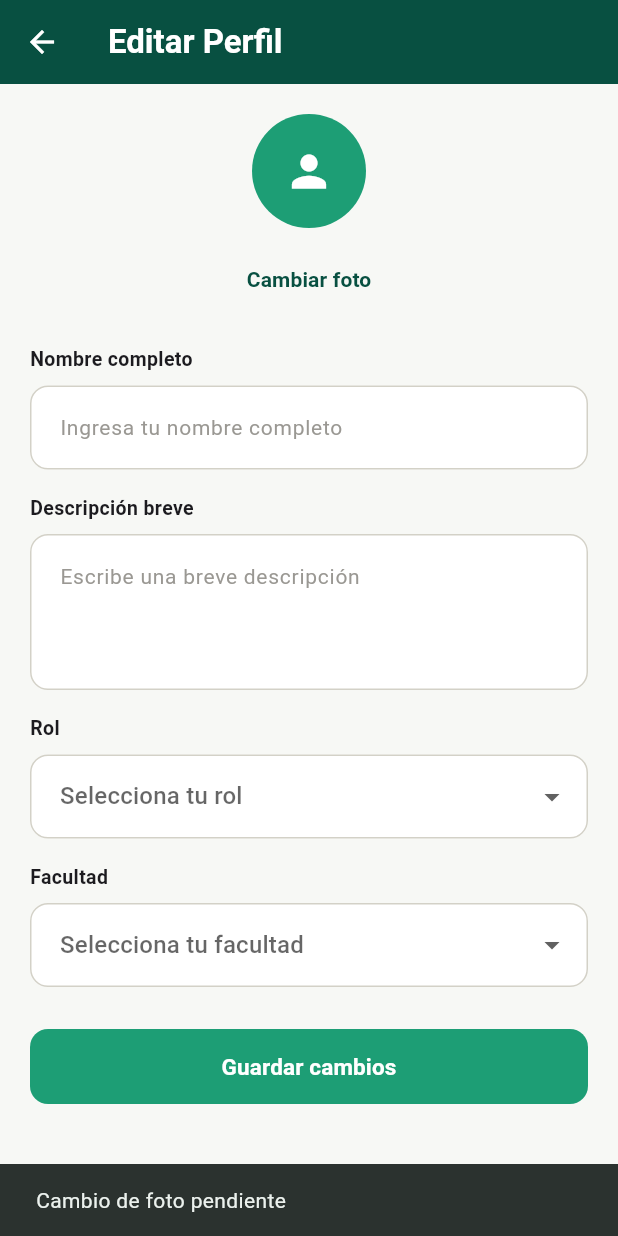
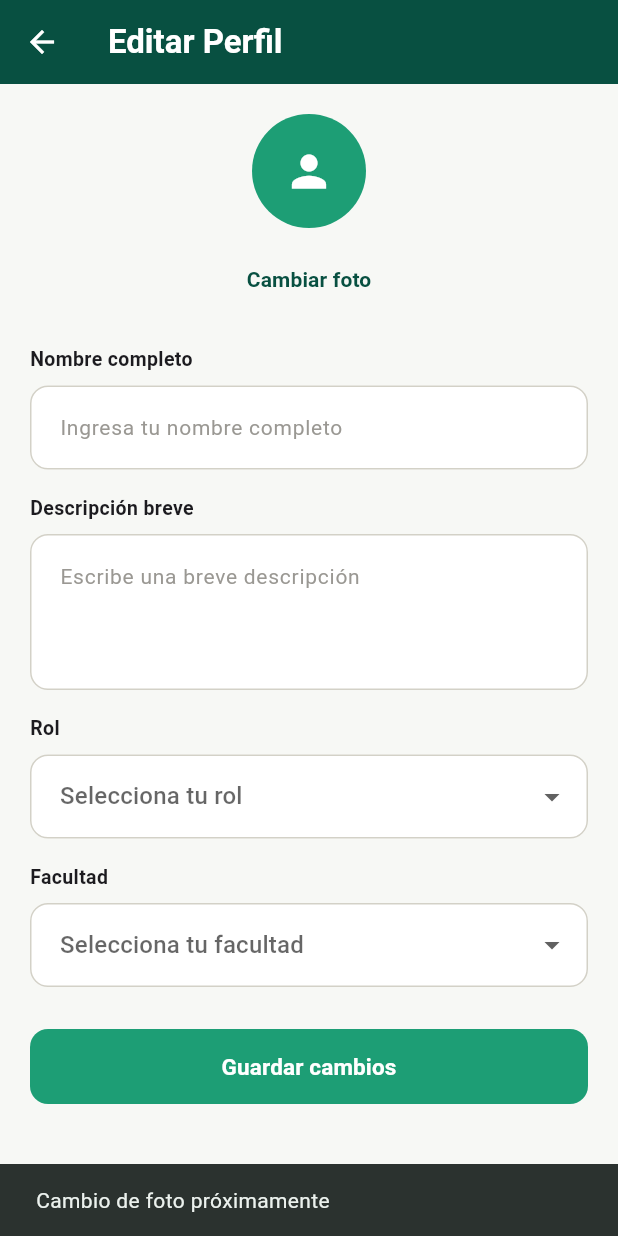
Before and after one commit to INGDavidMora2005/uniconnect-uceva, a Flutter app: the EditProfileScreen screen opened directly, after a tap on "Cambiar foto", on a phone screen of 412 x 824 dp. Run offline on Flutter 3.47's test engine with Material 3 defaults, Android fonts, the light colour scheme and no system bars; our stand-ins replace cloud_firestore, firebase_auth, firebase_core, google_sign_in; accounts and stored records are empty.

Commit message:
Correcion Botón editar Perfil

```diff
--- a/lib/screens/edit_profile_screen.dart
+++ b/lib/screens/edit_profile_screen.dart
@@ -12,19 +12,29 @@ class EditProfileScreen extends StatefulWidget {
 class _EditProfileScreenState extends State<EditProfileScreen> {
   final _formKey = GlobalKey<FormState>();
 
-  final TextEditingController _nameController = TextEditingController();
+  final TextEditingController _nameController        = TextEditingController();
   final TextEditingController _descriptionController = TextEditingController();
+
   String? _selectedFaculty;
   String? _selectedRole;
+  bool _loading = true;
+  bool _saving  = false;
 
-  bool _loading = true;
-  bool _saving = false;
-
-  final List<String> roles = [
+  // ── Listas de opciones ─────────────────────────────────────
+  final List<String> _roles = [
     'Estudiante',
     'Docente',
     'Administrativo',
     'Colaborador',
+  ];
+
+  final List<String> _faculties = [
+    'Facultad de Ingeniería',
+    'Facultad de Ciencias Sociales',
+    'Facultad de Ciencias de la Salud',
+    'Facultad de Ciencias Básicas',
+    'Facultad de Ciencias de la Educación',
+    'Facultad de Ciencias de la Comunicación',
   ];
 
   @override
@@ -35,42 +45,39 @@ class _EditProfileScreenState extends State<EditProfileScreen> {
 
   Future<void> _loadUserData() async {
     final user = await AuthService().getUserData();
+    if (user != null) {
+      _nameController.text        = user.fullName;
+      _descriptionController.text = user.description;
 
-    if (user != null) {
-      _nameController.text = user.fullName;
-      _descriptionController.text = user.description;
-      _selectedRole = user.role;
-      _selectedFaculty = user.faculty.isNotEmpty ? user.faculty : null;
+      // Validar que el rol y facultad existan en las listas
+      _selectedRole = _roles.contains(user.role) ? user.role : null;
+      _selectedFaculty = _faculties.contains(user.faculty) ? user.faculty : null;
     }
-
     if (!mounted) return;
-    setState(() {
-      _loading = false;
-    });
+    setState(() => _loading = false);
   }
 
   Future<void> _saveProfile() async {
     if (!_formKey.currentState!.validate()) return;
-
-    setState(() {
-      _saving = true;
-    });
+    setState(() => _saving = true);
 
     final result = await AuthService().updateProfile(
-      fullName: _nameController.text.trim(),
-      role: _selectedRole ?? '',
-      faculty: _selectedFaculty ?? '',
+      fullName:    _nameController.text.trim(),
+      role:        _selectedRole ?? '',
+      faculty:     _selectedFaculty ?? '',
       description: _descriptionController.text.trim(),
     );
 
     if (!mounted) return;
-
-    setState(() {
-      _saving = false;
-    });
+    setState(() => _saving = false);
 
     ScaffoldMessenger.of(context).showSnackBar(
-      SnackBar(content: Text(result)),
+      SnackBar(
+        content: Text(result),
+        backgroundColor: result == 'Perfil actualizado correctamente.'
+            ? AppColors.accentGreen
+            : Colors.redAccent,
+      ),
     );
 
     if (result == 'Perfil actualizado correctamente.') {
@@ -94,7 +101,8 @@ class _EditProfileScreenState extends State<EditProfileScreen> {
       ),
       filled: true,
       fillColor: Colors.white,
-      contentPadding: const EdgeInsets.symmetric(horizontal: 16, vertical: 16),
+      contentPadding:
+          const EdgeInsets.symmetric(horizontal: 16, vertical: 16),
       border: OutlineInputBorder(
         borderRadius: BorderRadius.circular(12),
         borderSide: const BorderSide(color: AppColors.borderDefault),
@@ -105,7 +113,8 @@ class _EditProfileScreenState extends State<EditProfileScreen> {
       ),
       focusedBorder: OutlineInputBorder(
         borderRadius: BorderRadius.circular(12),
-        borderSide: const BorderSide(color: AppColors.accentGreen, width: 1.5),
+        borderSide:
+            const BorderSide(color: AppColors.accentGreen, width: 1.5),
       ),
       errorBorder: OutlineInputBorder(
         borderRadius: BorderRadius.circular(12),
@@ -118,8 +127,7 @@ class _EditProfileScreenState extends State<EditProfileScreen> {
     );
   }
 
-  Widget _buildSectionLabel(String text) {
-    return Padding(
+  Widget _sectionLabel(String text) => Padding(
     padding: const EdgeInsets.only(bottom: 8),
     child: Text(
       text,
@@ -130,7 +138,6 @@ class _EditProfileScreenState extends State<EditProfileScreen> {
       ),
     ),
   );
-  }
 
   @override
   Widget build(BuildContext context) {
@@ -153,12 +160,15 @@ class _EditProfileScreenState extends State<EditProfileScreen> {
                 ),
               )
             : SingleChildScrollView(
-                padding: const EdgeInsets.fromLTRB(20, 20, 20, 28),
+                padding:
+                    const EdgeInsets.fromLTRB(20, 20, 20, 28),
                 child: Form(
                   key: _formKey,
                   child: Column(
                     crossAxisAlignment: CrossAxisAlignment.start,
                     children: [
+
+                      // ── Avatar ───────────────────────────────
                       Center(
                         child: Column(
                           children: [
@@ -176,7 +186,8 @@ class _EditProfileScreenState extends State<EditProfileScreen> {
                               onPressed: () {
                                 ScaffoldMessenger.of(context).showSnackBar(
                                   const SnackBar(
-                                    content: Text('Cambio de foto pendiente'),
+                                    content:
+                                        Text('Cambio de foto próximamente'),
                                   ),
                                 );
                               },
@@ -193,12 +204,14 @@ class _EditProfileScreenState extends State<EditProfileScreen> {
                       ),
                       const SizedBox(height: 20),
 
-                      _buildSectionLabel('Nombre completo'),
+                      // ── Nombre ───────────────────────────────
+                      _sectionLabel('Nombre completo'),
                       TextFormField(
                         controller: _nameController,
-                        decoration: _inputDecoration('Ingresa tu nombre completo'),
-                        validator: (value) {
-                          if (value == null || value.trim().isEmpty) {
+                        decoration: _inputDecoration(
+                            'Ingresa tu nombre completo'),
+                        validator: (v) {
+                          if (v == null || v.trim().isEmpty) {
                             return 'El nombre es obligatorio';
                           }
                           return null;
@@ -206,83 +219,60 @@ class _EditProfileScreenState extends State<EditProfileScreen> {
                       ),
                       const SizedBox(height: 16),
 
-                      _buildSectionLabel('Descripción breve'),
+                      // ── Descripción ──────────────────────────
+                      _sectionLabel('Descripción breve'),
                       TextFormField(
                         controller: _descriptionController,
                         maxLines: 3,
-                        decoration: _inputDecoration('Escribe una breve descripción'),
+                        decoration: _inputDecoration(
+                            'Escribe una breve descripción'),
                       ),
                       const SizedBox(height: 16),
 
-                      _buildSectionLabel('Rol'),
+                      // ── Rol ──────────────────────────────────
+                      _sectionLabel('Rol'),
                       DropdownButtonFormField<String>(
-                        value: _selectedRole, // ✅ Fix: era initialValue
+                        value: _selectedRole,
                         decoration: _inputDecoration('Selecciona tu rol'),
-                        items: roles.map((role) {
-                          return DropdownMenuItem<String>(
-                            value: role,
-                            child: Text(role),
-                          );
-                        }).toList(),
-                        validator: (value) {
-                          if (value == null || value.isEmpty) {
-                            return 'El rol es obligatorio';
-                          }
-                          return null;
-                        },
-                        onChanged: (value) {
-                          setState(() {
-                            _selectedRole = value;
-                          });
-                        },
+                        items: _roles
+                            .map((r) => DropdownMenuItem(
+                                  value: r,
+                                  child: Text(r),
+                                ))
+                            .toList(),
+                        validator: (v) => v == null || v.isEmpty
+                            ? 'El rol es obligatorio'
+                            : null,
+                        onChanged: (v) =>
+                            setState(() => _selectedRole = v),
                       ),
                       const SizedBox(height: 16),
 
-                      _buildSectionLabel('Facultad'),
+                      // ── Facultad ─────────────────────────────
+                      _sectionLabel('Facultad'),
                       DropdownButtonFormField<String>(
                         value: _selectedFaculty,
                         dropdownColor: Colors.white,
-                        decoration: _inputDecoration('Selecciona tu facultad'),
-                        items: const [
-                          DropdownMenuItem(
-                            value: 'Facultad de Ingeniería',
-                            child: Text('Facultad de Ingeniería'),
+                        decoration:
+                            _inputDecoration('Selecciona tu facultad'),
+                        items: _faculties
+                            .map((f) => DropdownMenuItem(
+                                  value: f,
+                                  child: Text(
+                                    f,
+                                    overflow: TextOverflow.ellipsis,
                                   ),
-                          DropdownMenuItem(
-                            value: 'Facultad de Ciencias Sociales',
-                            child: Text('Facultad de Ciencias Sociales'),
-                          ),
-                          DropdownMenuItem(
-                            value: 'Facultad de Ciencias de la Salud',
-                            child: Text('Facultad de Ciencias de la Salud'),
-                          ),
-                          DropdownMenuItem(
-                            value: 'Facultad de Ciencias Básicas',
-                            child: Text('Facultad de Ciencias Básicas'),
-                          ),
-                          DropdownMenuItem(
-                            value: 'Facultad de Ciencias de la Educación',
-                            child: Text('Facultad de Ciencias de la Educación'),
-                          ),
-                          DropdownMenuItem(
-                            value: 'Facultad de Ciencias de la Comunicación',
-                            child: Text('Facultad de Ciencias de la Comunicación'),
-                          ),
-                        ],
-                        validator: (value) {
-                          if (value == null || value.isEmpty) {
-                            return 'La facultad es obligatoria';
-                          }
-                          return null;
-                        },
-                        onChanged: (value) {
-                          setState(() {
-                            _selectedFaculty = value;
-                          });
-                        },
+                                ))
+                            .toList(),
+                        validator: (v) => v == null || v.isEmpty
+                            ? 'La facultad es obligatoria'
+                            : null,
+                        onChanged: (v) =>
+                            setState(() => _selectedFaculty = v),
                       ),
                       const SizedBox(height: 28),
 
+                      // ── Botón Guardar ────────────────────────
                       SizedBox(
                         width: double.infinity,
                         height: 50,
```
Also changed, not shown: lib/services/auth_service.dart (+74 -43 lines). Lines whose indentation alone changed are shown as unchanged.
